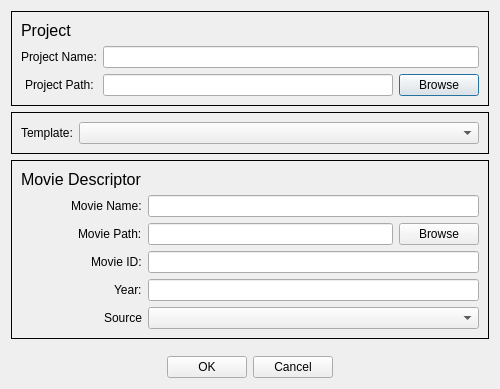
Before: the Qt Designer form qt_ui/DialogNewProject.ui in FilmColors/VIAN, drawn with Qt 5.
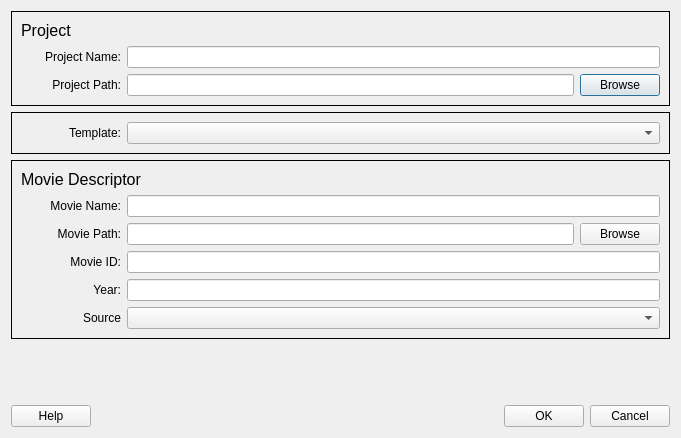
After: the same form once the commit is applied.

Commit message: Dialogs Layout and Help Button

```diff
--- a/qt_ui/DialogNewProject.ui
+++ b/qt_ui/DialogNewProject.ui
@@ -6,8 +6,8 @@
    <rect>
     <x>0</x>
     <y>0</y>
-    <width>500</width>
-    <height>389</height>
+    <width>681</width>
+    <height>438</height>
    </rect>
   </property>
   <property name="windowTitle">
@@ -21,36 +21,55 @@
      </property>
      <layout class="QGridLayout" name="gridLayout_2">
       <item row="0" column="0">
-       <layout class="QFormLayout" name="formLayout">
-        <property name="labelAlignment">
-         <set>Qt::AlignCenter</set>
-        </property>
-        <item row="0" column="0">
+       <layout class="QVBoxLayout" name="verticalLayout_3">
+        <item>
          <widget class="QLabel" name="label_5">
           <property name="text">
            <string>&lt;html&gt;&lt;head/&gt;&lt;body&gt;&lt;p&gt;&lt;span style=&quot; font-size:12pt;&quot;&gt;Project&lt;/span&gt;&lt;/p&gt;&lt;/body&gt;&lt;/html&gt;</string>
           </property>
          </widget>
         </item>
-        <item row="1" column="0">
+        <item>
+         <layout class="QHBoxLayout" name="horizontalLayout_4">
+          <item>
          <widget class="QLabel" name="projectNameLabel">
+            <property name="minimumSize">
+             <size>
+              <width>100</width>
+              <height>0</height>
+             </size>
+            </property>
           <property name="text">
            <string>Project Name:</string>
           </property>
-         </widget>
-        </item>
-        <item row="1" column="1">
+            <property name="alignment">
+             <set>Qt::AlignRight|Qt::AlignTrailing|Qt::AlignVCenter</set>
+            </property>
+           </widget>
+          </item>
+          <item>
          <widget class="QLineEdit" name="lineEdit_ProjectName"/>
         </item>
-        <item row="2" column="0">
+         </layout>
+        </item>
+        <item>
+         <layout class="QHBoxLayout" name="horizontalLayout_2">
+          <item>
          <widget class="QLabel" name="projectPathLabel">
+            <property name="minimumSize">
+             <size>
+              <width>100</width>
+              <height>0</height>
+             </size>
+            </property>
           <property name="text">
            <string>Project Path:</string>
           </property>
-         </widget>
-        </item>
-        <item row="2" column="1">
-         <layout class="QHBoxLayout" name="horizontalLayout_2">
+            <property name="alignment">
+             <set>Qt::AlignRight|Qt::AlignTrailing|Qt::AlignVCenter</set>
+            </property>
+           </widget>
+          </item>
           <item>
            <widget class="QLineEdit" name="lineEdit_ProjectPath"/>
           </item>
@@ -79,19 +98,36 @@
      </property>
      <layout class="QVBoxLayout" name="verticalLayout_2">
       <item>
-       <layout class="QFormLayout" name="formLayout_3">
-        <property name="labelAlignment">
-         <set>Qt::AlignRight|Qt::AlignTrailing|Qt::AlignVCenter</set>
-        </property>
-        <item row="0" column="0">
+       <layout class="QVBoxLayout" name="verticalLayout_4">
+        <item>
+         <layout class="QHBoxLayout" name="horizontalLayout_5">
+          <item>
          <widget class="QLabel" name="templateLabel">
+            <property name="minimumSize">
+             <size>
+              <width>100</width>
+              <height>0</height>
+             </size>
+            </property>
           <property name="text">
            <string>Template:</string>
           </property>
-         </widget>
-        </item>
-        <item row="0" column="1">
-         <widget class="QComboBox" name="comboBox_Template"/>
+            <property name="alignment">
+             <set>Qt::AlignRight|Qt::AlignTrailing|Qt::AlignVCenter</set>
+            </property>
+           </widget>
+          </item>
+          <item>
+           <widget class="QComboBox" name="comboBox_Template">
+            <property name="sizePolicy">
+             <sizepolicy hsizetype="Expanding" vsizetype="Fixed">
+              <horstretch>0</horstretch>
+              <verstretch>0</verstretch>
+             </sizepolicy>
+            </property>
+           </widget>
+          </item>
+         </layout>
         </item>
        </layout>
       </item>
@@ -100,83 +136,154 @@
    </item>
    <item>
     <widget class="QFrame" name="frame">
+     <property name="sizePolicy">
+      <sizepolicy hsizetype="Preferred" vsizetype="Expanding">
+       <horstretch>0</horstretch>
+       <verstretch>0</verstretch>
+      </sizepolicy>
+     </property>
      <property name="frameShape">
       <enum>QFrame::Panel</enum>
      </property>
      <layout class="QGridLayout" name="gridLayout">
       <item row="0" column="0">
-       <layout class="QFormLayout" name="formLayout_2">
-        <property name="labelAlignment">
-         <set>Qt::AlignRight|Qt::AlignTrailing|Qt::AlignVCenter</set>
-        </property>
-        <item row="1" column="0">
+       <layout class="QVBoxLayout" name="verticalLayout_5">
+        <item>
+         <widget class="QLabel" name="label_6">
+          <property name="text">
+           <string>&lt;html&gt;&lt;head/&gt;&lt;body&gt;&lt;p&gt;&lt;span style=&quot; font-size:12pt;&quot;&gt;Movie Descriptor&lt;/span&gt;&lt;/p&gt;&lt;/body&gt;&lt;/html&gt;</string>
+          </property>
+         </widget>
+        </item>
+        <item>
+         <layout class="QHBoxLayout" name="horizontalLayout_6">
+          <item>
          <widget class="QLabel" name="label">
+            <property name="minimumSize">
+             <size>
+              <width>100</width>
+              <height>0</height>
+             </size>
+            </property>
           <property name="text">
            <string>Movie Name:</string>
           </property>
-         </widget>
-        </item>
-        <item row="1" column="1">
+            <property name="alignment">
+             <set>Qt::AlignRight|Qt::AlignTrailing|Qt::AlignVCenter</set>
+            </property>
+           </widget>
+          </item>
+          <item>
          <widget class="QLineEdit" name="lineEdit_Name"/>
         </item>
-        <item row="2" column="0">
+         </layout>
+        </item>
+        <item>
+         <layout class="QHBoxLayout" name="horizontalLayout_3">
+          <item>
          <widget class="QLabel" name="moviePathLabel">
+            <property name="minimumSize">
+             <size>
+              <width>100</width>
+              <height>0</height>
+             </size>
+            </property>
           <property name="text">
            <string>Movie Path:</string>
           </property>
-         </widget>
-        </item>
-        <item row="3" column="0">
+            <property name="alignment">
+             <set>Qt::AlignRight|Qt::AlignTrailing|Qt::AlignVCenter</set>
+            </property>
+           </widget>
+          </item>
+          <item>
+           <widget class="QLineEdit" name="lineEdit_MoviePath"/>
+          </item>
+          <item>
+           <widget class="QPushButton" name="btn_BrowseMovie">
+            <property name="text">
+             <string>Browse</string>
+            </property>
+           </widget>
+          </item>
+         </layout>
+        </item>
+        <item>
+         <layout class="QHBoxLayout" name="horizontalLayout_7">
+          <item>
          <widget class="QLabel" name="label_2">
+            <property name="minimumSize">
+             <size>
+              <width>100</width>
+              <height>0</height>
+             </size>
+            </property>
           <property name="text">
            <string>Movie ID:</string>
           </property>
-         </widget>
-        </item>
-        <item row="3" column="1">
+            <property name="alignment">
+             <set>Qt::AlignRight|Qt::AlignTrailing|Qt::AlignVCenter</set>
+            </property>
+           </widget>
+          </item>
+          <item>
          <widget class="QLineEdit" name="lineEdit_ID"/>
         </item>
-        <item row="4" column="0">
+         </layout>
+        </item>
+        <item>
+         <layout class="QHBoxLayout" name="horizontalLayout_8">
+          <item>
          <widget class="QLabel" name="label_3">
+            <property name="minimumSize">
+             <size>
+              <width>100</width>
+              <height>0</height>
+             </size>
+            </property>
           <property name="text">
            <string>Year:</string>
           </property>
-         </widget>
-        </item>
-        <item row="4" column="1">
+            <property name="alignment">
+             <set>Qt::AlignRight|Qt::AlignTrailing|Qt::AlignVCenter</set>
+            </property>
+           </widget>
+          </item>
+          <item>
          <widget class="QLineEdit" name="lineEdit_Year"/>
         </item>
-        <item row="6" column="0">
+         </layout>
+        </item>
+        <item>
+         <layout class="QHBoxLayout" name="horizontalLayout_9">
+          <item>
          <widget class="QLabel" name="label_4">
+            <property name="minimumSize">
+             <size>
+              <width>100</width>
+              <height>0</height>
+             </size>
+            </property>
           <property name="text">
            <string>Source</string>
           </property>
-         </widget>
-        </item>
-        <item row="6" column="1">
-         <widget class="QComboBox" name="comboBox_Source"/>
-        </item>
-        <item row="2" column="1">
-         <layout class="QHBoxLayout" name="horizontalLayout_3">
+            <property name="alignment">
+             <set>Qt::AlignRight|Qt::AlignTrailing|Qt::AlignVCenter</set>
+            </property>
+           </widget>
+          </item>
           <item>
-           <widget class="QLineEdit" name="lineEdit_MoviePath"/>
-          </item>
-          <item>
-           <widget class="QPushButton" name="btn_BrowseMovie">
-            <property name="text">
-             <string>Browse</string>
+           <widget class="QComboBox" name="comboBox_Source">
+            <property name="sizePolicy">
+             <sizepolicy hsizetype="Expanding" vsizetype="Fixed">
+              <horstretch>0</horstretch>
+              <verstretch>0</verstretch>
+             </sizepolicy>
             </property>
            </widget>
           </item>
          </layout>
         </item>
-        <item row="0" column="0">
-         <widget class="QLabel" name="label_6">
-          <property name="text">
-           <string>&lt;html&gt;&lt;head/&gt;&lt;body&gt;&lt;p&gt;&lt;span style=&quot; font-size:12pt;&quot;&gt;Movie Descriptor&lt;/span&gt;&lt;/p&gt;&lt;/body&gt;&lt;/html&gt;</string>
-          </property>
-         </widget>
-        </item>
        </layout>
       </item>
      </layout>
@@ -187,6 +294,9 @@
      <property name="orientation">
       <enum>Qt::Vertical</enum>
      </property>
+     <property name="sizeType">
+      <enum>QSizePolicy::Expanding</enum>
+     </property>
      <property name="sizeHint" stdset="0">
       <size>
        <width>20</width>
@@ -197,6 +307,19 @@
    </item>
    <item>
     <layout class="QHBoxLayout" name="horizontalLayout">
+     <item>
+      <widget class="QPushButton" name="btn_Help">
+       <property name="minimumSize">
+        <size>
+         <width>50</width>
+         <height>0</height>
+        </size>
+       </property>
+       <property name="text">
+        <string>Help</string>
+       </property>
+      </widget>
+     </item>
      <item>
       <spacer name="horizontalSpacer">
        <property name="orientation">
@@ -212,6 +335,12 @@
      </item>
      <item>
       <widget class="QPushButton" name="btn_OK">
+       <property name="minimumSize">
+        <size>
+         <width>50</width>
+         <height>0</height>
+        </size>
+       </property>
        <property name="text">
         <string>OK</string>
        </property>
@@ -219,24 +348,17 @@
      </item>
      <item>
       <widget class="QPushButton" name="btn_Cancel">
+       <property name="minimumSize">
+        <size>
+         <width>50</width>
+         <height>0</height>
+        </size>
+       </property>
        <property name="text">
         <string>Cancel</string>
        </property>
       </widget>
      </item>
-     <item>
-      <spacer name="horizontalSpacer_2">
-       <property name="orientation">
-        <enum>Qt::Horizontal</enum>
-       </property>
-       <property name="sizeHint" stdset="0">
-        <size>
-         <width>40</width>
-         <height>20</height>
-        </size>
-       </property>
-      </spacer>
-     </item>
     </layout>
    </item>
   </layout>
```
Left out of the diff: 1 changed line with no effect on the pictures. Lines whose indentation alone changed are shown as unchanged. The commit also changes 17 other files.
